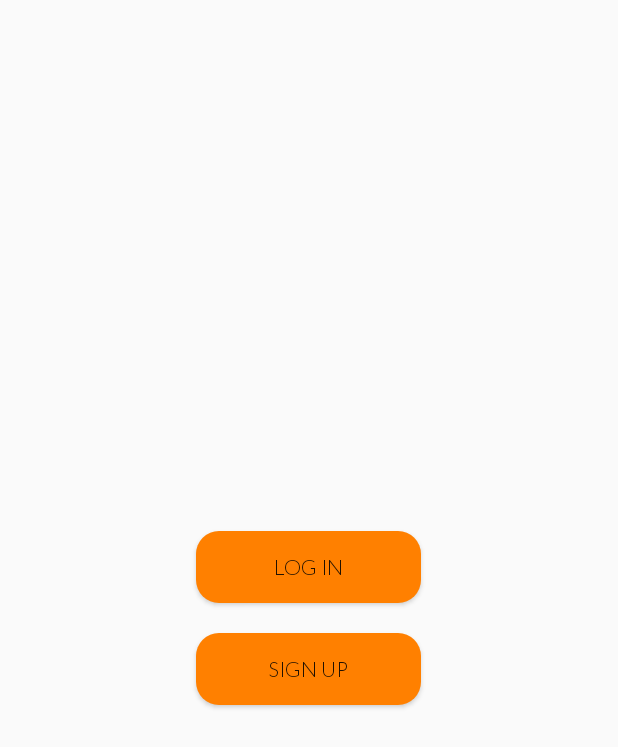
After one commit to Lookuz/FitHub, an Android app: the layout log_in_sign_up.xml on its own in the app's theme, with its tools: preview values and no code run, on a phone screen of 412 x 824 dp. The commit adds this screen. Shown: the top 747 px of the screen. Run offline under Robolectric (Android 15) with nearby library versions, the phone set to English and light mode, and no system bars.

Commit message:
Added ViewPager for synchronised sliding between fragments. Added Log In and Sign Up buttons for Start Up Activity.

```diff
--- a/app/build.gradle
+++ b/app/build.gradle
@@ -29,10 +29,8 @@ dependencies {
     androidTestImplementation('com.android.support.test.espresso:espresso-core:3.0.2', {
         exclude group: 'com.android.support', module: 'support-annotations'
     })
-    implementation 'com.android.support.constraint:constraint-layout:1.1.0'
+    implementation 'com.android.support.constraint:constraint-layout:1.1.2'
     implementation 'com.google.android.gms:play-services-maps:15.0.1'
     implementation 'com.google.android.gms:play-services-location:15.0.1'
     implementation 'com.google.android.gms:play-services-places:15.0.1'
-
-    implementation 'com.github.HotBitmapGG:RingProgressBar:V1.2.2'
 }
--- a/app/src/main/java/com/fithub/codekienmee/fithub/FitInfoWindowAdapter.java
+++ b/app/src/main/java/com/fithub/codekienmee/fithub/FitInfoWindowAdapter.java
@@ -12,6 +12,9 @@ import org.w3c.dom.Text;
 
 import java.util.HashMap;
 
+/**
+ * Custom InfoWindowAdapter for display FitLocation on Maps.
+ */
 public class FitInfoWindowAdapter implements GoogleMap.InfoWindowAdapter {
 
     private final View infoWindow; // View to be displayed on infoWindow.
--- a/app/src/main/java/com/fithub/codekienmee/fithub/LocationFragment.java
+++ b/app/src/main/java/com/fithub/codekienmee/fithub/LocationFragment.java
@@ -4,11 +4,14 @@ import android.media.Image;
 import android.os.Bundle;
 import android.support.annotation.Nullable;
 import android.support.v4.app.Fragment;
+import android.transition.Fade;
+import android.transition.Transition;
 import android.view.LayoutInflater;
 import android.view.View;
 import android.view.ViewGroup;
 import android.view.animation.Animation;
 import android.view.animation.AnimationUtils;
+import android.view.animation.DecelerateInterpolator;
 import android.widget.ImageButton;
 
 public class LocationFragment extends Fragment {
@@ -36,7 +39,6 @@ public class LocationFragment extends Fragment {
         this.locButton.setOnClickListener(new View.OnClickListener() {
             @Override
             public void onClick(View v) { // Fades out and replaces current Fragment with MapsFragment
-                // TODO: Add loading progress bar?
                 ((MainPageActivity) getActivity()).initLocation();
             }
         });
--- a/app/src/main/java/com/fithub/codekienmee/fithub/MapsFragment.java
+++ b/app/src/main/java/com/fithub/codekienmee/fithub/MapsFragment.java
@@ -243,7 +243,7 @@ public class MapsFragment extends Fragment implements OnMapReadyCallback {
                 }
             }
         });
-        this.searchBar.setHint("Can't find what you're looking for?");
+        this.searchBar.setHint(R.string.maps_hint);
         this.centerUserLocation = (ImageButton) view.findViewById(R.id.map_center_button);
         this.centerUserLocation.setOnClickListener(new View.OnClickListener() {
             @Override
@@ -317,6 +317,9 @@ public class MapsFragment extends Fragment implements OnMapReadyCallback {
         }
     }
 
+    /**
+     * Method that converts vector to bitmap.
+     */
     private BitmapDescriptor bitmapDescriptorFromVector(Context context, @DrawableRes int vectorDrawableResourceId) {
         Drawable vectorDrawable = ContextCompat.getDrawable(context, vectorDrawableResourceId);
         Bitmap bitmap = Bitmap.createBitmap(168,
--- /dev/null
+++ b/app/src/main/res/drawable/start_up_button.xml
@@ -0,0 +1,7 @@
+<?xml version="1.0" encoding="utf-8"?>
+<shape xmlns:android="http://schemas.android.com/apk/res/android"
+    android:shape="rectangle">
+    <solid android:color="@color/orange" />
+    <corners android:radius="15dp" />
+
+</shape>
--- /dev/null
+++ b/app/src/main/res/layout/log_in_sign_up.xml
@@ -0,0 +1,47 @@
+<?xml version="1.0" encoding="utf-8"?>
+<android.support.constraint.ConstraintLayout xmlns:android="http://schemas.android.com/apk/res/android"
+    xmlns:app="http://schemas.android.com/apk/res-auto"
+    xmlns:tools="http://schemas.android.com/tools"
+    android:layout_width="match_parent"
+    android:layout_height="match_parent">
+
+    <LinearLayout
+        android:id="@+id/start_up_login_options"
+        android:layout_width="match_parent"
+        android:layout_height="wrap_content"
+        android:layout_marginEnd="30dp"
+        android:layout_marginStart="30dp"
+        android:orientation="vertical"
+        android:padding="5dp"
+        app:layout_constraintBottom_toBottomOf="parent"
+        app:layout_constraintEnd_toEndOf="parent"
+        app:layout_constraintHorizontal_bias="0.5"
+        app:layout_constraintStart_toStartOf="parent"
+        app:layout_constraintTop_toTopOf="parent">
+
+            <Button
+                android:id="@+id/start_up_login"
+                android:fontFamily="@font/lato_light"
+                android:layout_width="150dp"
+                android:layout_height="wrap_content"
+                android:layout_gravity="center"
+                android:layout_margin="10dp"
+                android:background="@drawable/start_up_button"
+                android:elevation="2dp"
+                android:translationZ="2dp"
+                android:text="@string/start_up_log_in"/>
+
+        <Button
+            android:id="@+id/start_up_sign_up"
+            android:fontFamily="@font/lato_light"
+            android:layout_width="150dp"
+            android:layout_height="wrap_content"
+            android:layout_gravity="center"
+            android:layout_margin="10dp"
+            android:background="@drawable/start_up_button"
+            android:elevation="2dp"
+            android:translationZ="2dp"
+            android:text="@string/start_up_sign_up"/>
+    </LinearLayout>
+
+</android.support.constraint.ConstraintLayout>
--- a/app/src/main/res/layout/maps_info_window.xml
+++ b/app/src/main/res/layout/maps_info_window.xml
@@ -51,7 +51,7 @@
             android:layout_weight="3">
 
             <ProgressBar
-                android:id="@+id/info_window_crowd_level"
+                android:id="@+id/info_window_crowd_bar"
                 android:layout_width="50dp"
                 android:layout_height="50dp"
                 style="@style/Base.Widget.AppCompat.ProgressBar.Horizontal"
--- a/app/src/main/res/values/strings.xml
+++ b/app/src/main/res/values/strings.xml
@@ -1,8 +1,11 @@
 <resources>
     <string name="app_name">FitHub</string>
 
+    <!--Start Up Page-->
     <string name="title_activity_start_up_page">Start Up Page</string>
     <string name="title_activity_main_page">Main Page</string>
+    <string name="start_up_log_in">Log In</string>
+    <string name="start_up_sign_up">Sign Up</string>
 
     <string name="main_location_button">GET FIT NOW!</string>
     <string name="main_forum_button">SEE WHAT OTHERS ARE DOING!</string>
@@ -15,6 +18,9 @@
     <string name="nav_locations">Saved Locations</string>
     <string name="nav_schedule">My Schedule</string>
     <string name="nav_settings">Settings</string>
+
+    <!--Maps-->
+    <string name="maps_hint">Can\'t find what you\'re looking for?</string>
 
     <!--Warning Dialogs-->
     <string name="unsaved_post_warning">You are exiting without saving your changes!
```
Also changed, not shown: app/src/main/AndroidManifest.xml (+6 -6 lines), app/src/main/java/com/fithub/codekienmee/fithub/LogInSignUp.java (added, +48 -0 lines), app/src/main/java/com/fithub/codekienmee/fithub/MainPageActivity.java (+63 -43 lines), app/src/main/java/com/fithub/codekienmee/fithub/StartUpActivity.java (+10 -48 lines), app/src/main/res/drawable/ic_fithub_logo_slogan_main.xml (added, +86 -0 lines), app/src/main/res/layout/activity_main_page.xml (+10 -28 lines), app/src/main/res/layout/activity_start_up_page.xml (+31 -34 lines).
